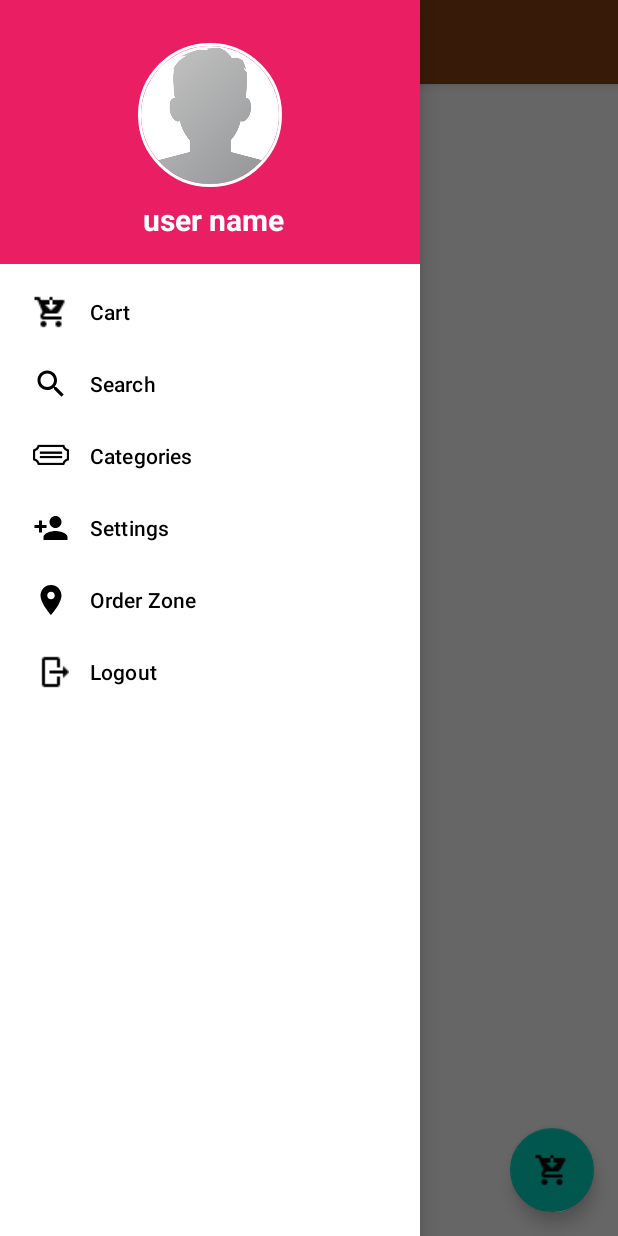
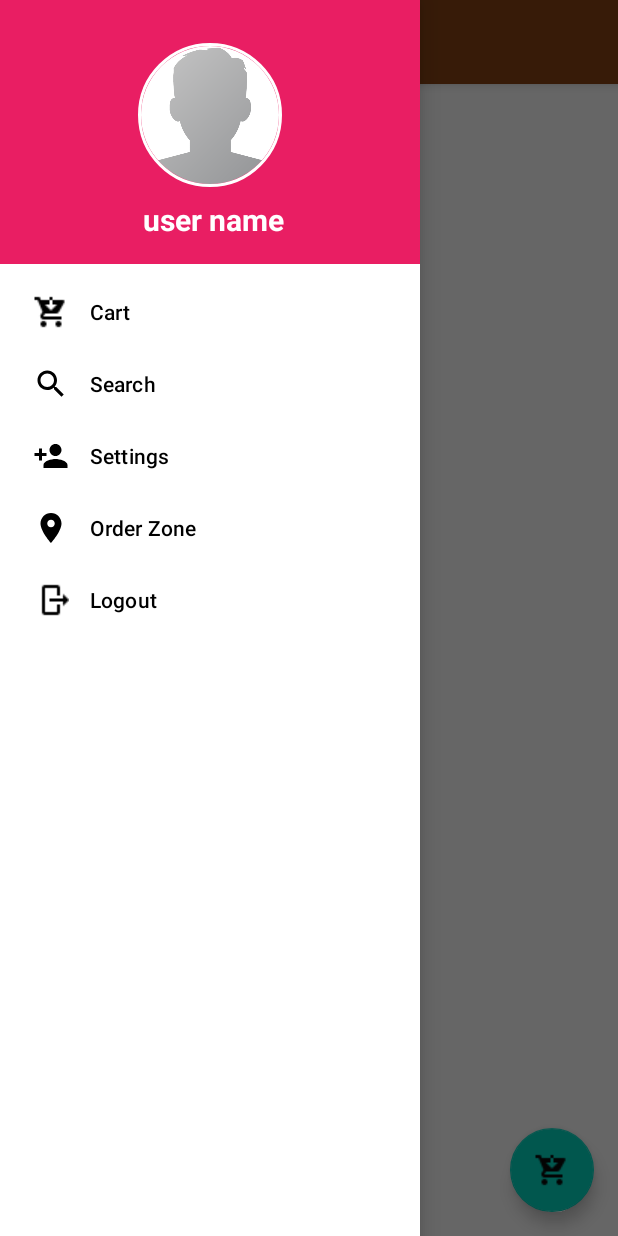
Before and after one commit to sayanlp99/ekart, an Android app: the HomeActivity screen opened directly, with no data from a screen before it, with the side drawer open, on a phone screen of 412 x 824 dp. Run offline under Robolectric (Android 15) with nearby library versions, the phone set to English and light mode, and no system bars; our stand-ins replace CircleImageView, Firebase (no records; nobody signed in at launch, a user with empty details on screens opened directly), Picasso; libraries missing offline, so code that uses them is left out: io.paperdb; 6 statements that could not run were skipped.

Commit message:
Remove Categories

```diff
--- a/app/src/main/java/com/dhruva/shopping/HomeActivity.java
+++ b/app/src/main/java/com/dhruva/shopping/HomeActivity.java
@@ -156,8 +156,6 @@ public class HomeActivity extends AppCompatActivity implements NavigationView.On
             Intent intent = new Intent(HomeActivity.this,SearchProductsActivity.class);
             startActivity(intent);
 
-        } else if (id == R.id.nav_categories) {
-
         } else if (id == R.id.nav_settings) {
             Intent intent=new Intent(HomeActivity.this,SettinsActivity.class);
             startActivity(intent);
--- a/app/src/main/res/menu/main_menu.xml
+++ b/app/src/main/res/menu/main_menu.xml
@@ -13,11 +13,6 @@
             android:title="Search"
             android:iconTint="@android:color/white"
             />
-        <item
-            android:id="@+id/nav_categories"
-            android:icon="@drawable/category"
-            android:title="Categories"
-            android:iconTint="@android:color/white"/>
         <item
             android:id="@+id/nav_settings"
             android:icon="@drawable/ic_person_add"
```
